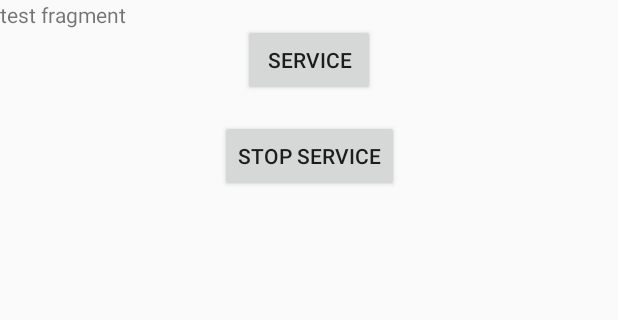
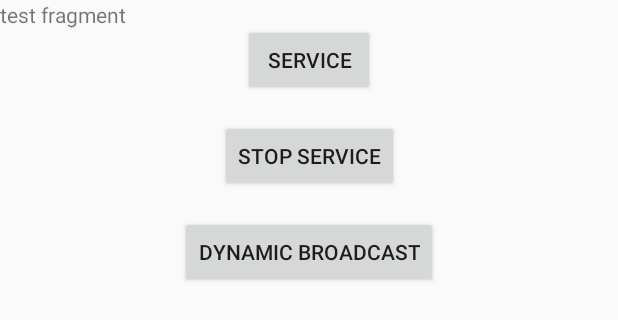
Before and after one commit to shashankmohan/AndroidComponentUsingKotlin, an Android app: the layout fragment_test.xml on its own in the app's theme, with its tools: preview values and no code run, on a phone screen of 412 x 824 dp. Shown: the top 320 px of the screen. Run offline under Robolectric (Android 15) with nearby library versions, the phone set to English and light mode, and no system bars.

Commit message:
Update fragment_test.xml

```diff
--- a/app/src/main/res/layout/fragment_test.xml
+++ b/app/src/main/res/layout/fragment_test.xml
@@ -33,4 +33,14 @@
         app:layout_constraintStart_toStartOf="parent"
         app:layout_constraintTop_toBottomOf="@+id/btn_start_service" />
 
+    <Button
+        android:id="@+id/btn_dynamic_broadcast"
+        android:layout_width="wrap_content"
+        android:layout_height="wrap_content"
+        android:layout_marginTop="16dp"
+        android:text="Dynamic Broadcast"
+        app:layout_constraintEnd_toEndOf="parent"
+        app:layout_constraintStart_toStartOf="parent"
+        app:layout_constraintTop_toBottomOf="@+id/btn_stop_service" />
+
 </android.support.constraint.ConstraintLayout>
```
